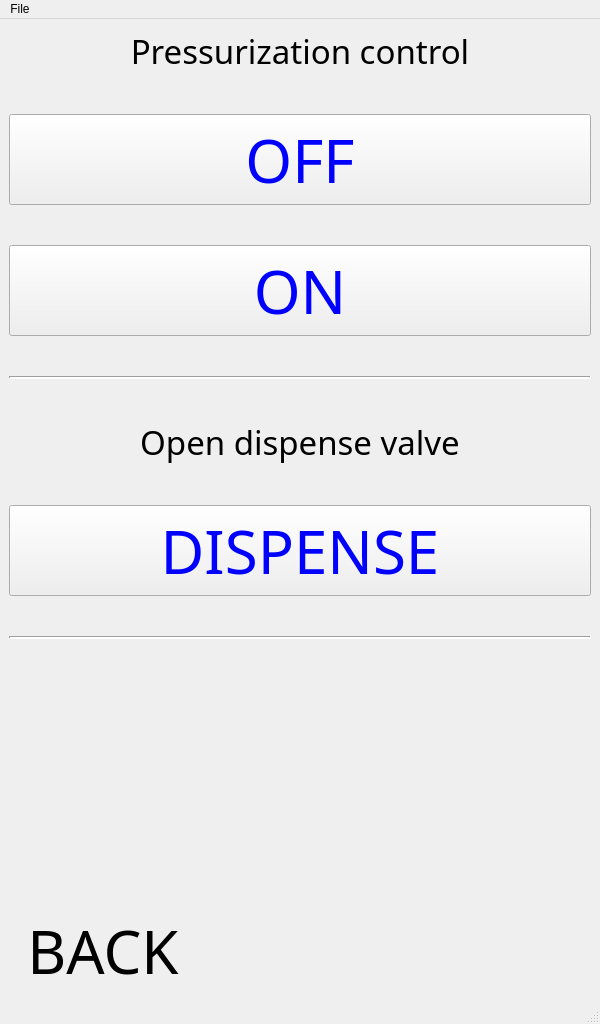
Qt form Philler_Main.ui (Gauntleteer/Philler) before a commit.
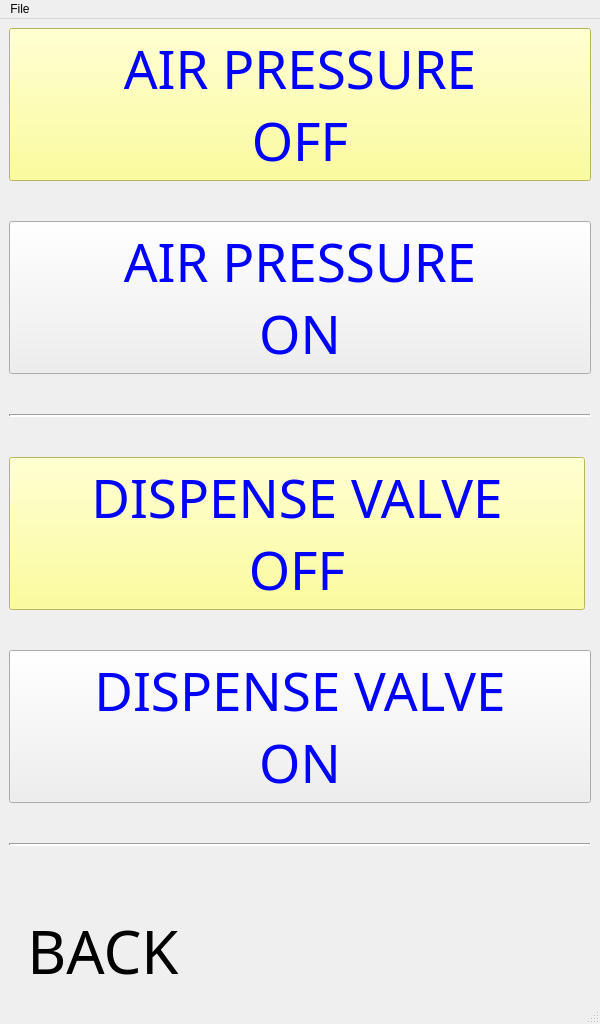
The same form after that commit. The open tabs and pages were chosen to show the change. Icons and pictures are not drawn.

```diff
--- a/Philler_Main.ui
+++ b/Philler_Main.ui
@@ -735,55 +735,24 @@
         <property name="verticalSpacing">
          <number>40</number>
         </property>
-        <item row="4" column="0" colspan="2">
-         <widget class="QLabel" name="label_25">
-          <property name="font">
-           <font>
-            <family>Montserrat Medium</family>
-            <pointsize>25</pointsize>
-           </font>
-          </property>
-          <property name="text">
-           <string>Open dispense valve</string>
-          </property>
-          <property name="alignment">
-           <set>Qt::AlignCenter</set>
-          </property>
-         </widget>
-        </item>
-        <item row="2" column="0" colspan="2">
+        <item row="1" column="0" colspan="2">
          <widget class="QPushButton" name="b_clean_pressure_on">
           <property name="font">
            <font>
             <family>Montserrat Medium</family>
-            <pointsize>45</pointsize>
+            <pointsize>40</pointsize>
            </font>
           </property>
           <property name="styleSheet">
            <string notr="true">color: rgb(0, 0, 255)</string>
           </property>
           <property name="text">
-           <string>ON</string>
+           <string>AIR PRESSURE
+ON</string>
           </property>
          </widget>
         </item>
-        <item row="0" column="0" colspan="2">
-         <widget class="QLabel" name="label_26">
-          <property name="font">
-           <font>
-            <family>Montserrat Medium</family>
-            <pointsize>25</pointsize>
-           </font>
-          </property>
-          <property name="text">
-           <string>Pressurization control</string>
-          </property>
-          <property name="alignment">
-           <set>Qt::AlignCenter</set>
-          </property>
-         </widget>
-        </item>
-        <item row="3" column="0" colspan="2">
+        <item row="2" column="0" colspan="2">
          <widget class="Line" name="line_5">
           <property name="lineWidth">
            <number>2</number>
@@ -793,39 +762,48 @@
           </property>
          </widget>
         </item>
-        <item row="1" column="0" colspan="2">
+        <item row="0" column="0" colspan="2">
          <widget class="QPushButton" name="b_clean_pressure_off">
           <property name="font">
            <font>
             <family>Montserrat Medium</family>
-            <pointsize>45</pointsize>
+            <pointsize>40</pointsize>
            </font>
           </property>
           <property name="styleSheet">
-           <string notr="true">color: rgb(0, 0, 255)</string>
+           <string notr="true">color: rgb(0, 0, 255);
+background-color: rgb(255, 255, 127);</string>
           </property>
           <property name="text">
-           <string>OFF</string>
+           <string>AIR PRESSURE
+OFF</string>
           </property>
          </widget>
         </item>
-        <item row="5" column="0" colspan="2">
-         <widget class="QPushButton" name="b_clean_dispense">
+        <item row="4" column="0" colspan="2">
+         <widget class="QPushButton" name="b_clean_dispense_on">
+          <property name="sizePolicy">
+           <sizepolicy hsizetype="MinimumExpanding" vsizetype="Fixed">
+            <horstretch>0</horstretch>
+            <verstretch>0</verstretch>
+           </sizepolicy>
+          </property>
           <property name="font">
            <font>
             <family>Montserrat Medium</family>
-            <pointsize>45</pointsize>
+            <pointsize>40</pointsize>
            </font>
           </property>
           <property name="styleSheet">
            <string notr="true">color: rgb(0, 0, 255)</string>
           </property>
           <property name="text">
-           <string>DISPENSE</string>
+           <string>DISPENSE VALVE
+ON</string>
           </property>
          </widget>
         </item>
-        <item row="7" column="0" colspan="2">
+        <item row="6" column="0" colspan="2">
          <spacer name="verticalSpacer_2">
           <property name="orientation">
            <enum>Qt::Vertical</enum>
@@ -838,7 +816,7 @@
           </property>
          </spacer>
         </item>
-        <item row="6" column="0" colspan="2">
+        <item row="5" column="0" colspan="2">
          <widget class="Line" name="line_6">
           <property name="lineWidth">
            <number>2</number>
@@ -886,6 +864,30 @@
           </property>
          </widget>
         </item>
+        <item row="3" column="0">
+         <widget class="QPushButton" name="b_clean_dispense_off">
+          <property name="sizePolicy">
+           <sizepolicy hsizetype="MinimumExpanding" vsizetype="Fixed">
+            <horstretch>0</horstretch>
+            <verstretch>0</verstretch>
+           </sizepolicy>
+          </property>
+          <property name="font">
+           <font>
+            <family>Montserrat Medium</family>
+            <pointsize>40</pointsize>
+           </font>
+          </property>
+          <property name="styleSheet">
+           <string notr="true">color: rgb(0, 0, 255);
+background-color: rgb(255, 255, 127);</string>
+          </property>
+          <property name="text">
+           <string>DISPENSE VALVE
+OFF</string>
+          </property>
+         </widget>
+        </item>
        </layout>
       </widget>
       <widget class="QWidget" name="page_setup">
```
Left out of the diff: 8 changed lines with no effect on the pictures.
